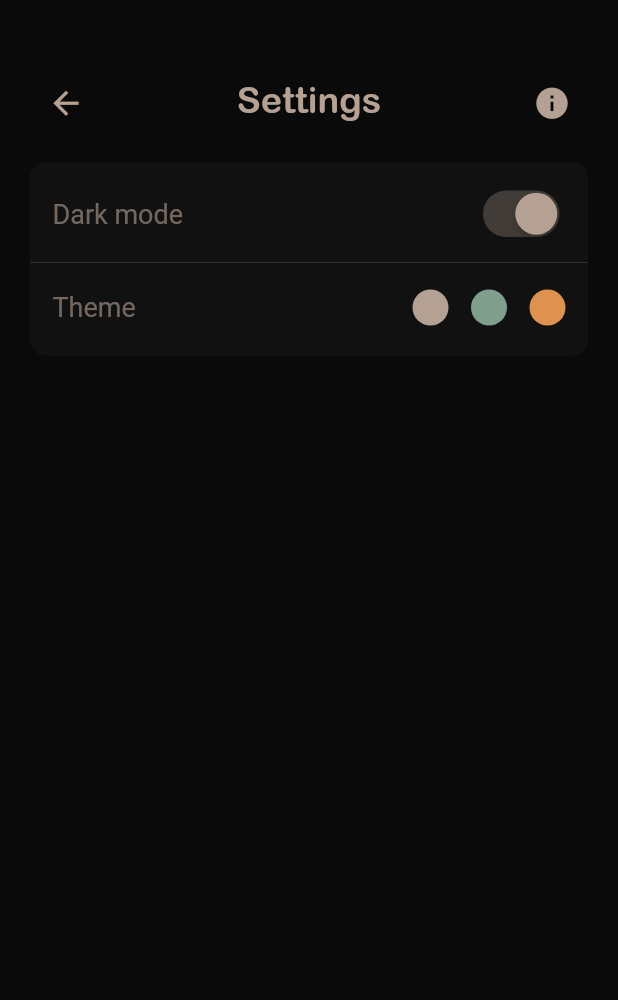
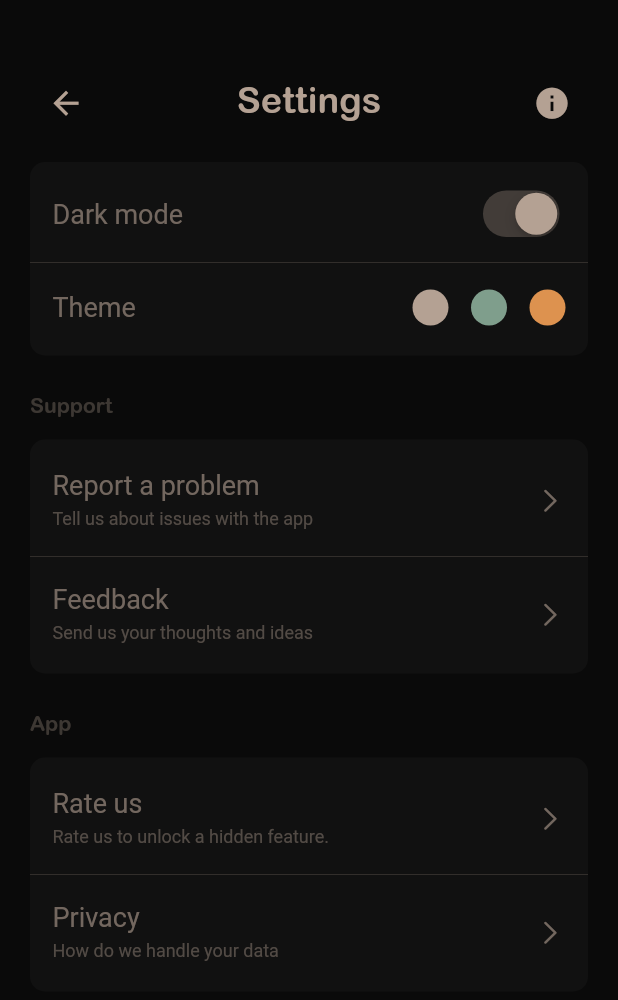
Before and after one commit to Inffinite/Shopping-List, a Flutter app: the Settings screen opened directly, on a phone screen of 412 x 824 dp. Shown: the top 1000 px of the screen. Run offline on Flutter 3.47's test engine with Material 2 defaults, Android fonts, the light colour scheme and no system bars; Roboto replaces fonts that are missing (SFNSR).

Commit message:
:hammer: Settings page ui

```diff
--- a/lib/constants/textStyling.dart
+++ b/lib/constants/textStyling.dart
@@ -19,6 +19,12 @@ var hNormalText = TextStyle(
   fontSize: 18.0,
 );
 
+var hNormalTextSmall = TextStyle(
+  color: creamLight.withOpacity(0.4),
+  fontFamily: "SFNSR",
+  fontSize: 12.0,
+);
+
 var hNormalDarkText = TextStyle(
   color: blackDark,
   fontFamily: "SFNSR",
@@ -31,6 +37,12 @@ var hSubtitleText = TextStyle(
   fontSize: 14.0,
 );
 
+var hSmallTitleText = TextStyle(
+  color: creamLight.withOpacity(0.3),
+  fontFamily: "AR",
+  fontSize: 14.0,
+);
+
 var hPlaceholderText = TextStyle(
   color: creamLight.withOpacity(0.2),
   fontFamily: "SFNSR",
--- a/lib/screens/Settings.dart
+++ b/lib/screens/Settings.dart
@@ -130,9 +130,165 @@ class _SettingsState extends State<Settings> {
                 ],
               ),
             ),
+            SizedBox(height: 25.0),
+            Container(
+              width: double.infinity,
+              child: Text(
+                "Support",
+                textAlign: TextAlign.start,
+                style: hSmallTitleText,
+              ),
+            ),
+            SizedBox(height: 15.0),
+            Container(
+              padding: EdgeInsets.all(0.0),
+              width: double.infinity,
+              decoration: BoxDecoration(
+                color: darkLighter,
+                borderRadius: BorderRadius.circular(10.0),
+              ),
+              child: Column(
+                children: [
+                  SettingsTab(
+                    name: "Report a problem",
+                    info: "Tell us about issues with the app",
+                    icon: CupertinoIcons.chevron_right,
+                    dividerStatus: true,
+                  ),
+                  SettingsTab(
+                    name: "Feedback",
+                    info: "Send us your thoughts and ideas",
+                    icon: CupertinoIcons.chevron_right,
+                    dividerStatus: false,
+                  ),
+                ],
+              ),
+            ),
+            SizedBox(height: 25.0),
+            Container(
+              width: double.infinity,
+              child: Text(
+                "App",
+                textAlign: TextAlign.start,
+                style: hSmallTitleText,
+              ),
+            ),
+            SizedBox(height: 15.0),
+            Container(
+              padding: EdgeInsets.all(0.0),
+              width: double.infinity,
+              decoration: BoxDecoration(
+                color: darkLighter,
+                borderRadius: BorderRadius.circular(10.0),
+              ),
+              child: Column(
+                children: [
+                  SettingsTab(
+                    name: "Rate us",
+                    info: "Rate us to unlock a hidden feature.",
+                    icon: CupertinoIcons.chevron_right,
+                    dividerStatus: true,
+                  ),
+                  SettingsTab(
+                    name: "Privacy",
+                    info: "How do we handle your data",
+                    icon: CupertinoIcons.chevron_right,
+                    dividerStatus: false,
+                  ),
+                ],
+              ),
+            ),
           ],
         ),
       ),
     );
   }
 }
+
+class SettingsTab extends StatefulWidget {
+  final String name;
+  final IconData icon;
+  final bool dividerStatus;
+  final String info;
+
+  SettingsTab({
+    required this.name,
+    required this.icon,
+    required this.dividerStatus,
+    required this.info,
+  });
+
+  @override
+  State<SettingsTab> createState() => _SettingsTabState();
+}
+
+class _SettingsTabState extends State<SettingsTab> {
+  var paddingTop = 15.0;
+
+  var paddingBottom = 5.0;
+
+  calculatePadding() {
+    if (widget.dividerStatus == true) {
+      paddingTop = 20.0;
+      paddingBottom = 10.0;
+    } else {
+      paddingTop = 10.0;
+      paddingBottom = 20.0;
+    }
+  }
+
+  @override
+  void initState() {
+    calculatePadding();
+    super.initState();
+  }
+
+  @override
+  Widget build(BuildContext context) {
+    return Column(
+      mainAxisAlignment: MainAxisAlignment.center,
+      children: [
+        Padding(
+          padding: EdgeInsets.only(
+            left: 15.0,
+            right: 15.0,
+            top: paddingTop,
+            bottom: paddingBottom,
+          ),
+          child: Row(
+            mainAxisAlignment: MainAxisAlignment.spaceBetween,
+            crossAxisAlignment: CrossAxisAlignment.center,
+            children: [
+              Column(
+                crossAxisAlignment: CrossAxisAlignment.start,
+                children: [
+                  Text(
+                    widget.name,
+                    style: hNormalText,
+                  ),
+                  SizedBox(height: 5.0),
+                  Text(
+                    widget.info,
+                    style: hNormalTextSmall,
+                  ),
+                ],
+              ),
+              Icon(
+                widget.icon,
+                size: 20.0,
+                color: creamLight.withOpacity(0.6),
+              ),
+            ],
+          ),
+        ),
+        widget.dividerStatus == true
+            ? Divider(
+                color: creamLight.withOpacity(0.2),
+                endIndent: 0.0,
+                indent: 0.0,
+              )
+            : Container(),
+      ],
+    );
+  }
+}
```
